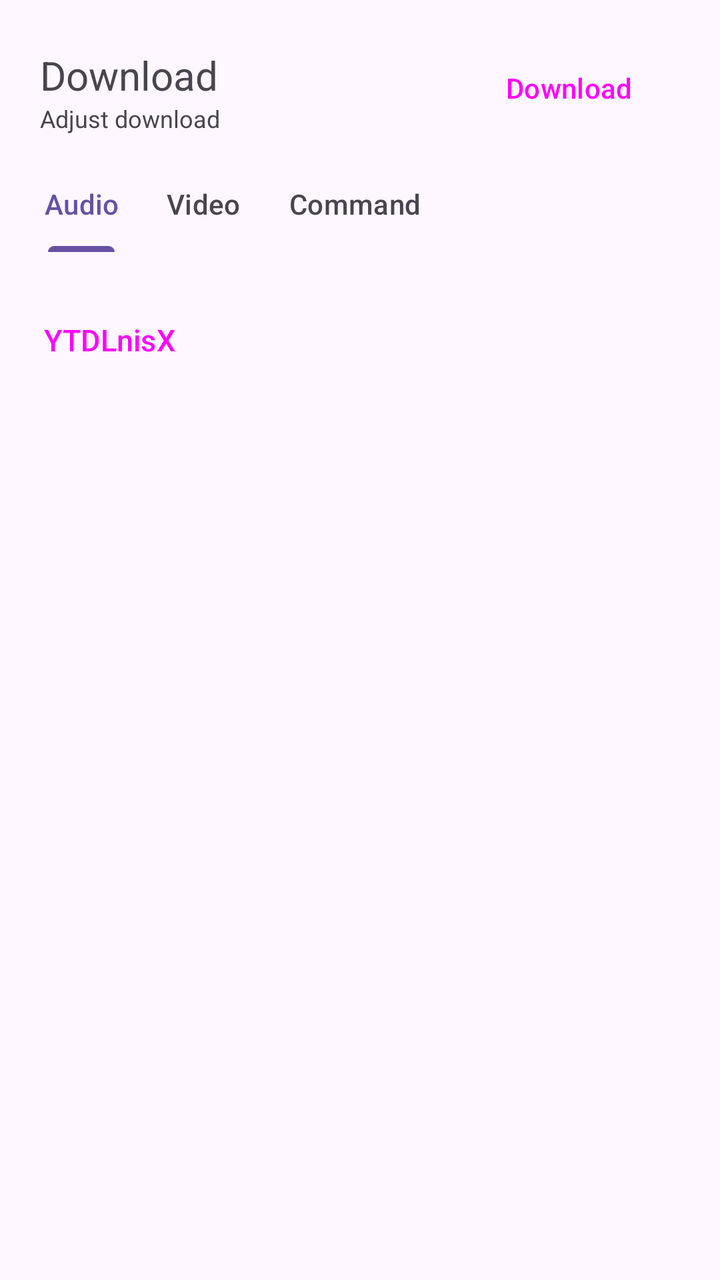
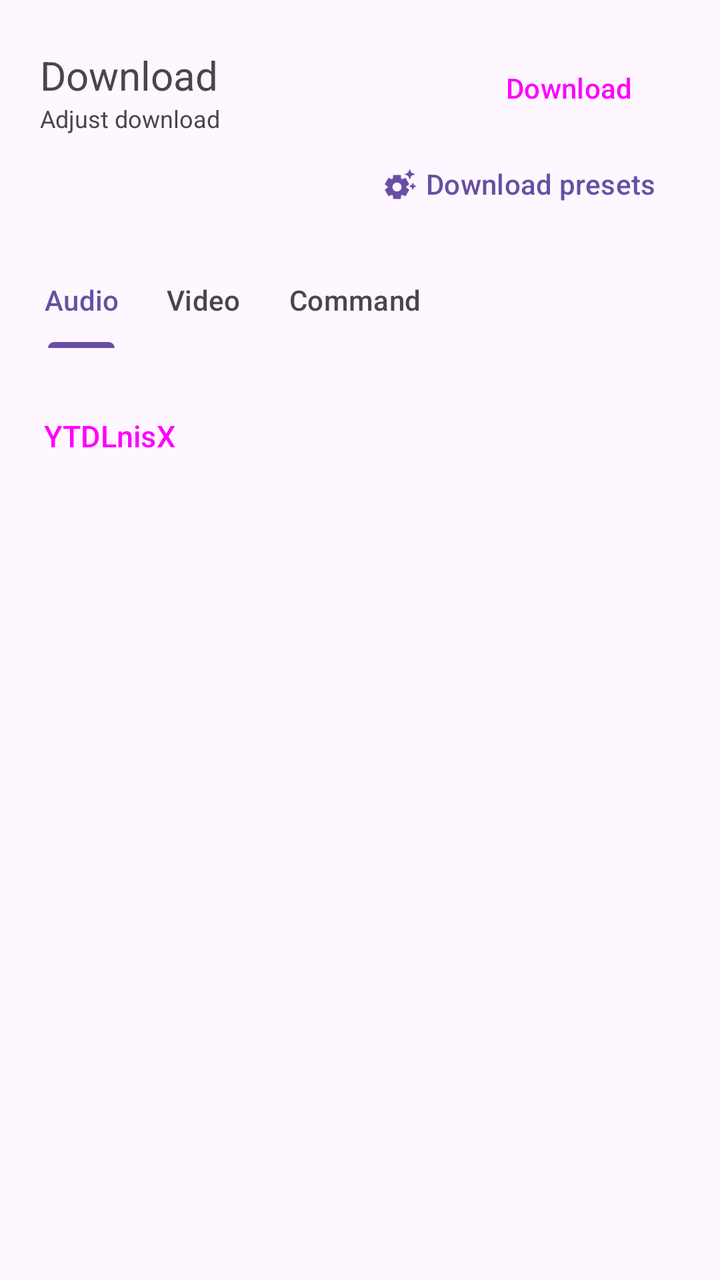

Screens rendered from an Android XML layout before and after an edit, with the pre-edit source and the edit as a unified diff.
<!-- AndroidManifest.xml: application theme BaseTheme -->
<!-- res/layout/download_bottom_sheet.xml -->
<?xml version="1.0" encoding="utf-8"?>
<androidx.core.widget.NestedScrollView android:layout_width="match_parent"
    android:scrollbars="none"
    android:orientation="vertical"
    android:layout_height="wrap_content"
    android:fillViewport="true"
    app:layout_constraintEnd_toEndOf="parent"
    app:layout_constraintStart_toStartOf="parent"
    app:layout_constraintTop_toTopOf="parent"
    xmlns:app="http://schemas.android.com/apk/res-auto"
    xmlns:android="http://schemas.android.com/apk/res/android">

    <LinearLayout
        android:layout_width="match_parent"
        android:layout_height="wrap_content"
        android:orientation="vertical">

        <androidx.constraintlayout.widget.ConstraintLayout
            android:layout_width="match_parent"
            android:layout_height="wrap_content"
            android:layout_marginHorizontal="20dp"
            android:layout_marginTop="20dp"
            android:orientation="horizontal">

            <com.facebook.shimmer.ShimmerFrameLayout
                android:visibility="gone"
                android:layout_width="0dp"
                android:layout_marginTop="4dp"
                android:layout_height="wrap_content"
                android:layout_marginEnd="20dp"
                app:layout_constraintEnd_toStartOf="@+id/bottomsheet_schedule_button"
                app:layout_constraintHorizontal_bias="0.0"
                app:layout_constraintStart_toStartOf="parent"
                app:layout_constraintTop_toTopOf="parent"
                android:id="@+id/shimmer_loading_title"
                android:orientation="vertical">

                <TextView
                    android:id="@+id/bottom_sheet_loading_title"
                    android:layout_width="match_parent"
                    android:layout_height="wrap_content"
                    android:maxLines="2"
                    android:singleLine="false"
                    android:text="@string/loading"
                    android:textSize="25sp" />

            </com.facebook.shimmer.ShimmerFrameLayout>


            <TextView
                android:id="@+id/bottom_sheet_title"
                android:layout_width="0dp"
                android:layout_height="wrap_content"
                android:layout_marginTop="4dp"
                android:maxLines="2"
                android:layout_marginEnd="20dp"
                android:singleLine="false"
                android:text="@string/download"
                android:textSize="20sp"
                app:layout_constraintEnd_toStartOf="@+id/bottomsheet_schedule_button"
                app:layout_constraintHorizontal_bias="0.0"
                app:layout_constraintStart_toStartOf="parent"
                app:layout_constraintTop_toTopOf="parent" />

            <com.facebook.shimmer.ShimmerFrameLayout
                android:visibility="gone"
                android:layout_width="0dp"
                android:layout_height="wrap_content"
                app:layout_constraintHorizontal_bias="0.0"
                android:layout_marginEnd="20dp"
                app:layout_constraintEnd_toStartOf="@+id/bottomsheet_schedule_button"
                app:layout_constraintStart_toStartOf="parent"
                app:layout_constraintTop_toBottomOf="@+id/shimmer_loading_title"
                android:id="@+id/shimmer_loading_subtitle"
                android:orientation="vertical">

                <TextView
                    android:layout_width="match_parent"
                    android:layout_height="wrap_content"
                    android:maxLines="2"
                    android:singleLine="false"
                    android:text="@string/please_wait"
                    android:textSize="12sp" />

            </com.facebook.shimmer.ShimmerFrameLayout>

            <TextView
                android:id="@+id/bottom_sheet_subtitle"
                android:layout_width="0dp"
                android:layout_height="wrap_content"
                android:maxLines="2"
                android:layout_marginEnd="20dp"
                android:singleLine="false"
                android:text="@string/configure_download"
                android:textSize="12sp"
                app:layout_constraintHorizontal_bias="0.0"
                app:layout_constraintEnd_toStartOf="@+id/bottomsheet_schedule_button"
                app:layout_constraintStart_toStartOf="parent"
                app:layout_constraintTop_toBottomOf="@+id/bottom_sheet_title" />

            <Button
                android:id="@+id/bottomsheet_schedule_button"
                style="@style/Widget.Material3.Button.IconButton.Filled"
                android:layout_width="wrap_content"
                android:layout_height="wrap_content"
                android:layout_marginEnd="10dp"
                android:outlineProvider="none"
                app:icon="@drawable/ic_clock"
                android:contentDescription="@string/schedule"
                app:layout_constraintBottom_toBottomOf="@id/bottomsheet_download_button"
                app:layout_constraintEnd_toStartOf="@+id/bottomsheet_download_button"
                app:layout_constraintTop_toTopOf="@id/bottomsheet_download_button" />

            <Button
                android:id="@+id/bottomsheet_download_button"
                style="@style/Widget.Material3.Button.ElevatedButton.Icon"
                android:layout_width="wrap_content"
                android:layout_height="wrap_content"
                android:autoLink="all"
                android:text="@string/download"
                android:outlineProvider="none"
                android:stateListAnimator="@null"
                app:icon="@drawable/ic_down"
                app:layout_constraintBottom_toBottomOf="parent"
                app:layout_constraintEnd_toEndOf="parent"
                app:layout_constraintTop_toTopOf="parent" />


        </androidx.constraintlayout.widget.ConstraintLayout>

        <com.google.android.material.tabs.TabLayout
            android:id="@+id/download_tablayout"
            android:layout_width="match_parent"
            android:layout_height="wrap_content"
            android:layout_margin="10dp"
            android:backgroundTint="@android:color/transparent"
            app:tabGravity="start"
            app:tabMinWidth="0dp"
            app:tabMode="scrollable">

            <com.google.android.material.tabs.TabItem
                android:layout_width="wrap_content"
                android:layout_height="match_parent"
                android:text="@string/audio" />

            <com.google.android.material.tabs.TabItem
                android:layout_width="wrap_content"
                android:layout_height="match_parent"
                android:text="@string/video" />

            <com.google.android.material.tabs.TabItem
                android:layout_width="wrap_content"
                android:layout_height="match_parent"
                android:text="@string/command" />


        </com.google.android.material.tabs.TabLayout>

        <androidx.viewpager2.widget.ViewPager2
            android:id="@+id/download_viewpager"
            android:layout_width="match_parent"
            android:layout_height="wrap_content" />

        <androidx.constraintlayout.widget.ConstraintLayout
            android:layout_width="match_parent"
            android:layout_height="wrap_content">

            <Button
                android:id="@+id/bottom_sheet_link"
                style="@style/Widget.Material3.Button.TextButton.Icon"
                android:layout_width="0dp"
                android:layout_height="wrap_content"
                android:layout_margin="10dp"
                android:singleLine="true"
                android:text="@string/app_name"
                android:textAlignment="textStart"
                android:textSize="15sp"
                app:icon="@drawable/ic_link"
                app:layout_constraintBottom_toBottomOf="parent"
                app:layout_constraintEnd_toStartOf="@+id/bottomsheet_incognito"
                app:layout_constraintStart_toStartOf="parent"
                app:layout_constraintTop_toTopOf="parent" />

            <Button
                android:id="@+id/bottomsheet_incognito"
                style="@style/Widget.Material3.Button.IconButton.Filled"
                android:layout_width="wrap_content"
                android:layout_height="wrap_content"
                android:layout_margin="10dp"
                android:outlineProvider="none"
                android:contentDescription="@string/incognito"
                app:icon="@drawable/ic_nightly"
                android:alpha="0.3"
                app:layout_constraintBottom_toBottomOf="parent"
                app:layout_constraintEnd_toEndOf="parent"
                app:layout_constraintTop_toTopOf="parent" />

        </androidx.constraintlayout.widget.ConstraintLayout>



        <LinearLayout
            android:layout_width="match_parent"
            android:gravity="end"
            android:visibility="gone"
            android:paddingBottom="10dp"
            android:layout_marginHorizontal="15dp"
            android:layout_height="wrap_content">

            <Button
                android:id="@+id/update_item"
                style="@style/Widget.Material3.Button.ElevatedButton.Icon"
                android:layout_width="wrap_content"
                android:layout_height="wrap_content"
                android:autoLink="all"
                android:outlineProvider="none"
                android:text="@string/update"
                app:icon="@drawable/ic_update"
                app:layout_constraintBottom_toBottomOf="parent"
                app:layout_constraintEnd_toEndOf="parent"
                app:layout_constraintTop_toTopOf="parent" />

        </LinearLayout>

    </LinearLayout>

</androidx.core.widget.NestedScrollView>
<!-- resources referenced by this layout -->
<resources>
  <!-- drawable ic_clock (drawable) -->
  <vector android:height="24dp"
      android:viewportHeight="24" android:viewportWidth="24"
      android:width="24dp" xmlns:android="http://schemas.android.com/apk/res/android">
      <path android:fillColor="?android:colorAccent" android:pathData="M11.99,2C6.47,2 2,6.48 2,12s4.47,10 9.99,10C17.52,22 22,17.52 22,12S17.52,2 11.99,2zM12,20c-4.42,0 -8,-3.58 -8,-8s3.58,-8 8,-8 8,3.58 8,8 -3.58,8 -8,8z"/>
      <path android:fillColor="?android:colorAccent" android:pathData="M12.5,7H11v6l5.25,3.15 0.75,-1.23 -4.5,-2.67z"/>
  </vector>
  <!-- drawable ic_down (drawable) -->
  <vector android:height="24dp"
      android:viewportHeight="24" android:viewportWidth="24"
      android:width="24dp" xmlns:android="http://schemas.android.com/apk/res/android">
      <path android:fillColor="?android:colorAccent" android:pathData="M20,12l-1.41,-1.41L13,16.17V4h-2v12.17l-5.58,-5.59L4,12l8,8 8,-8z"/>
  </vector>
  <!-- drawable ic_link (drawable) -->
  <vector android:height="24dp" android:tint="#00A6FF"
      android:viewportHeight="24" android:viewportWidth="24"
      android:width="24dp" xmlns:android="http://schemas.android.com/apk/res/android">
      <path android:fillColor="@android:color/white" android:pathData="M3.9,12c0,-1.71 1.39,-3.1 3.1,-3.1h4L11,7L7,7c-2.76,0 -5,2.24 -5,5s2.24,5 5,5h4v-1.9L7,15.1c-1.71,0 -3.1,-1.39 -3.1,-3.1zM8,13h8v-2L8,11v2zM17,7h-4v1.9h4c1.71,0 3.1,1.39 3.1,3.1s-1.39,3.1 -3.1,3.1h-4L13,17h4c2.76,0 5,-2.24 5,-5s-2.24,-5 -5,-5z"/>
  </vector>
  <string name="app_name">YTDLnisX</string>
  <string name="audio">Audio</string>
  <string name="command">Command</string>
  <string name="configure_download">Adjust download</string>
  <string name="download">Download</string>
  <string name="incognito">Incognito</string>
  <string name="loading">Loading</string>
  <string name="please_wait">Please wait</string>
  <string name="schedule">Schedule</string>
  <string name="update">Update</string>
  <string name="video">Video</string>
  <style name="Preference.SwitchPreferenceCompat.Material3" parent="@style/Preference.SwitchPreferenceCompat.Material">
          <item name="widgetLayout">@layout/preferece_material_switch</item>
      </style>
  <style name="snackBarStyle" parent="@style/Widget.Material3.Snackbar">
          <item name="shapeAppearance">@style/ShapeAppearance.Material3.Corner.ExtraLarge</item>
          <item name="android:paddingStart">20dp</item>
          <item name="android:paddingEnd">20dp</item>
          <item name="maxLines">2</item>
          <item name="animationMode">slide</item>
      </style>
  <style name="PreferenceTheme" parent="PreferenceThemeOverlay">
          <item name="singleLineTitle">false</item>
      </style>
  <!-- unchanged entries left out for length: 3 -->
</resources>

<!-- the commit's change to res/layout/download_bottom_sheet.xml (unified diff, before → after) -->
@@ -128,6 +128,17 @@
 
         </androidx.constraintlayout.widget.ConstraintLayout>
 
+        <com.google.android.material.button.MaterialButton
+            android:id="@+id/download_presets_button"
+            style="@style/Widget.Material3.Button.TextButton.Icon"
+            android:layout_width="wrap_content"
+            android:layout_height="wrap_content"
+            android:layout_gravity="end"
+            android:layout_marginEnd="16dp"
+            android:contentDescription="@string/download_presets"
+            android:text="@string/download_presets"
+            app:icon="@drawable/baseline_settings_suggest_24" />
+
         <com.google.android.material.tabs.TabLayout
             android:id="@+id/download_tablayout"
             android:layout_width="match_parent"
<!-- resource entries referenced after the edit -->
@@ -1,5 +1,11 @@
 <!-- resources referenced by this layout -->
 <resources>
+  <!-- drawable baseline_settings_suggest_24 (drawable) -->
+  <vector xmlns:android="http://schemas.android.com/apk/res/android" android:height="24dp" android:tint="?attr/colorAccent" android:viewportHeight="24" android:viewportWidth="24" android:width="24dp">
+        
+      <path android:fillColor="@android:color/white" android:pathData="M17.41,6.59L15,5.5l2.41,-1.09L18.5,2l1.09,2.41L22,5.5l-2.41,1.09L18.5,9L17.41,6.59zM21.28,12.72L20.5,11l-0.78,1.72L18,13.5l1.72,0.78L20.5,16l0.78,-1.72L23,13.5L21.28,12.72zM16.24,14.37l1.94,1.47l-2.5,4.33l-2.24,-0.94c-0.2,0.13 -0.42,0.26 -0.64,0.37L12.5,22h-5l-0.3,-2.41c-0.22,-0.11 -0.43,-0.23 -0.64,-0.37l-2.24,0.94l-2.5,-4.33l1.94,-1.47C3.75,14.25 3.75,14.12 3.75,14s0,-0.25 0.01,-0.37l-1.94,-1.47l2.5,-4.33l2.24,0.94c0.2,-0.13 0.42,-0.26 0.64,-0.37L7.5,6h5l0.3,2.41c0.22,0.11 0.43,0.23 0.64,0.37l2.24,-0.94l2.5,4.33l-1.94,1.47c0.01,0.12 0.01,0.24 0.01,0.37S16.25,14.25 16.24,14.37zM13,14c0,-1.66 -1.34,-3 -3,-3s-3,1.34 -3,3s1.34,3 3,3S13,15.66 13,14z"/>
+      
+  </vector>
   <!-- drawable ic_clock (drawable) -->
   <vector android:height="24dp"
       android:viewportHeight="24" android:viewportWidth="24"
@@ -24,6 +30,7 @@
   <string name="command">Command</string>
   <string name="configure_download">Adjust download</string>
   <string name="download">Download</string>
+  <string name="download_presets">Download presets</string>
   <string name="incognito">Incognito</string>
   <string name="loading">Loading</string>
   <string name="please_wait">Please wait</string>
